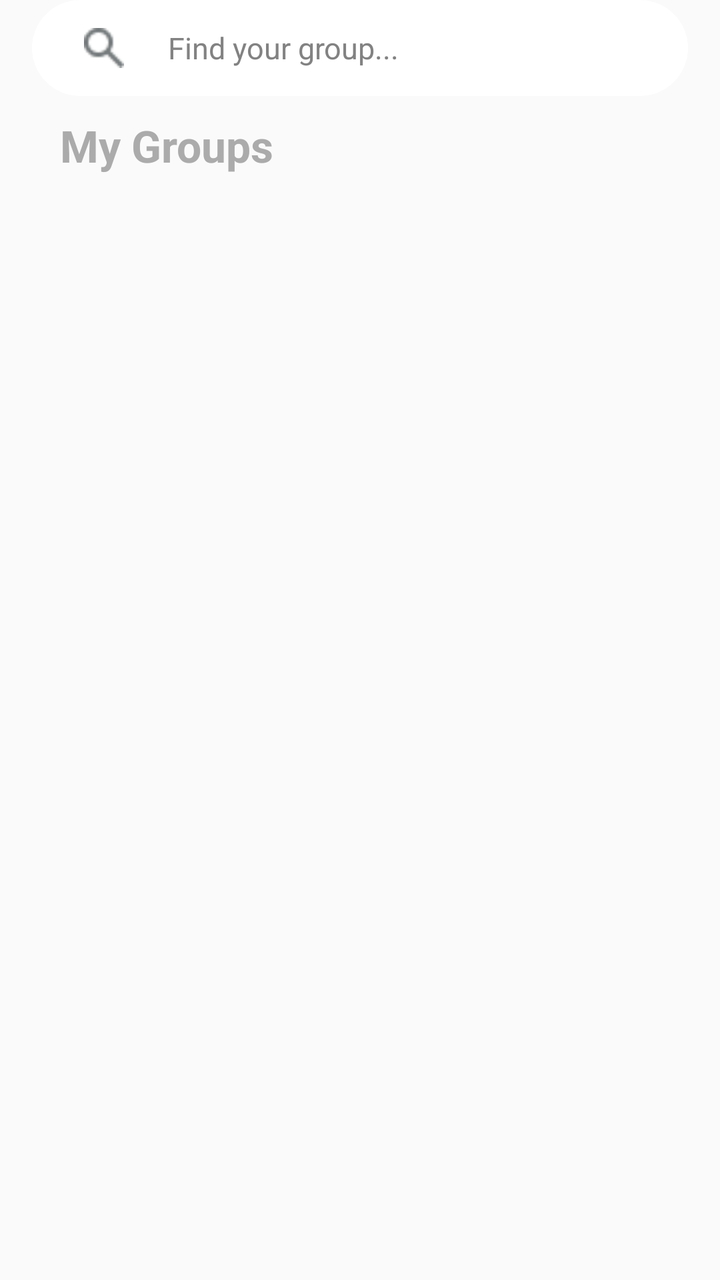
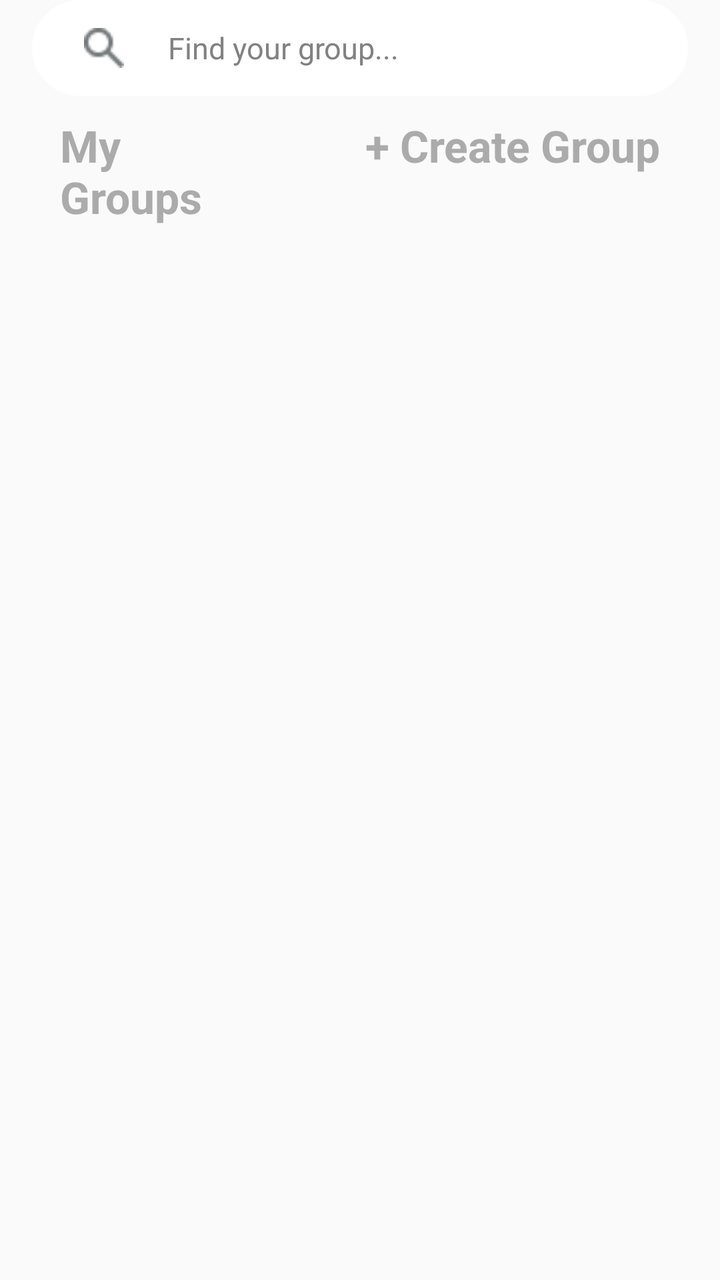

Compare the two renders of this Android layout. The source of the first and the diff that turns it into the second are given below.
<!-- AndroidManifest.xml: application theme Theme.Traveling -->
<!-- res/layout/fragment_groups.xml -->
<?xml version="1.0" encoding="utf-8"?>
<LinearLayout xmlns:android="http://schemas.android.com/apk/res/android"
    android:layout_width="match_parent"
    android:layout_height="match_parent"
    android:orientation="vertical">

    
    <LinearLayout
        android:layout_width="match_parent"
        android:layout_height="48dp"
        android:orientation="horizontal"
        android:background="@drawable/search_btn"
        android:gravity="center_vertical"
        android:paddingStart="12dp"
        android:paddingEnd="12dp"
        android:layout_marginStart="16dp"
        android:layout_marginEnd="16dp"
        android:layout_marginBottom="10dp">

        <ImageView
            android:layout_width="48dp"
            android:layout_height="20dp"
            android:src="@drawable/ic_search"
            android:layout_marginEnd="8dp" />

        <EditText
            android:id="@+id/etSearch"
            android:layout_width="0dp"
            android:layout_height="wrap_content"
            android:layout_weight="1"
            android:hint="@string/find_group"
            android:textColorHint="@color/grey"
            android:textSize="15sp"
            android:background="@null"
            android:inputType="text" />


    </LinearLayout>

    <TextView
        android:id="@+id/textView"
        android:layout_width="match_parent"
        android:layout_height="wrap_content"
        android:textSize="22sp"
        android:textStyle="bold"
        android:textColor="@color/light_grey"
        android:text="@string/my_groups"
        android:layout_marginHorizontal="30dp"/>

    
    <ScrollView
        android:layout_width="match_parent"
        android:layout_height="0dp"
        android:layout_weight="1"
        android:paddingStart="16dp"
        android:paddingEnd="16dp"
        android:scrollbars="none">

        <LinearLayout
            android:id="@+id/groupsContainer"
            android:layout_width="match_parent"
            android:layout_height="wrap_content"
            android:orientation="vertical">



        </LinearLayout>
    </ScrollView>


</LinearLayout>
<!-- resources referenced by this layout -->
<resources>
  <color name="grey">#828282</color>
  <color name="light_grey">#ABABAB</color>
  <!-- drawable ic_search: png bitmap (drawable, 520 bytes) -->
  <!-- drawable search_btn (drawable) -->
  <?xml version="1.0" encoding="utf-8"?>
  <shape xmlns:android="http://schemas.android.com/apk/res/android"
      android:shape="rectangle">
  
      <corners
          android:radius="50dp"/>
      <solid android:color="@color/white"/>
  
  </shape>
  <string name="find_group">Find your group...</string>
  <string name="my_groups">My Groups</string>
  <style name="Theme.Traveling" parent="Base.Theme.Traveling" />
  <color name="white">#FFFFFFFF</color>
  <style name="Base.Theme.Traveling" parent="Theme.AppCompat.Light.NoActionBar">
          
          
          <item name="textAllCaps">false</item>
          <item name="android:textStyle">normal</item>
          <item name="android:fontFamily">sans-serif</item>
  
          <item name="colorPrimary">@color/orange</item>
          <item name="colorPrimaryDark">@color/orange</item>
          <item name="colorAccent">@color/orange</item>
          <item name="android:colorButtonNormal">@color/orange</item>
      </style>
  <color name="orange">#E09F3E</color>
</resources>

<!-- the commit's change to res/layout/fragment_groups.xml (unified diff, before → after) -->
@@ -36,17 +36,33 @@
 
 
     </LinearLayout>
-
+     <LinearLayout
+         android:layout_width="match_parent"
+         android:layout_height="wrap_content"
+         android:orientation="horizontal">
     <TextView
         android:id="@+id/textView"
-        android:layout_width="match_parent"
+        android:layout_width="wrap_content"
         android:layout_height="wrap_content"
+        android:layout_weight="1"
         android:textSize="22sp"
         android:textStyle="bold"
         android:textColor="@color/light_grey"
         android:text="@string/my_groups"
         android:layout_marginHorizontal="30dp"/>
 
+         <TextView
+             android:id="@+id/addGroup"
+             android:layout_width="wrap_content"
+             android:layout_height="wrap_content"
+             android:textSize="22sp"
+             android:textStyle="bold"
+             android:textColor="@color/light_grey"
+             android:text="@string/create_group"
+             android:layout_gravity="end"
+             android:layout_marginHorizontal="30dp"
+             android:gravity="end"/>
+     </LinearLayout>
     
     <ScrollView
         android:layout_width="match_parent"
<!-- resource entries referenced after the edit -->
@@ -13,6 +13,7 @@
       <solid android:color="@color/white"/>
   
   </shape>
+  <string name="create_group">+ Create Group</string>
   <string name="find_group">Find your group...</string>
   <string name="my_groups">My Groups</string>
   <style name="Theme.Traveling" parent="Base.Theme.Traveling" />
